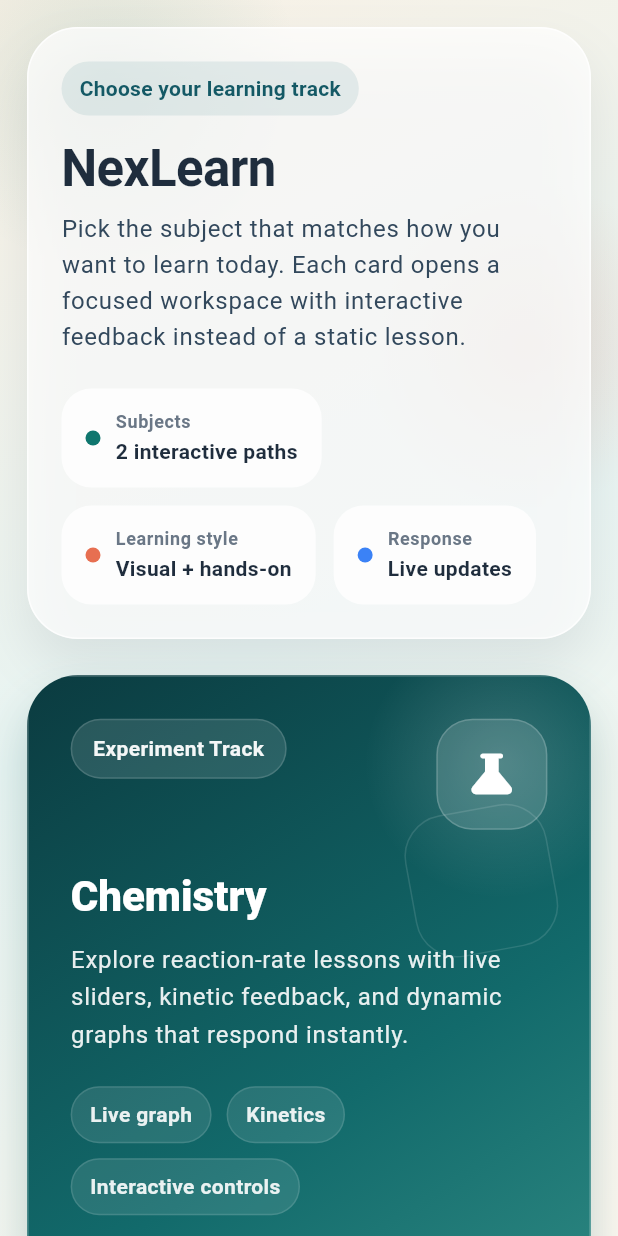
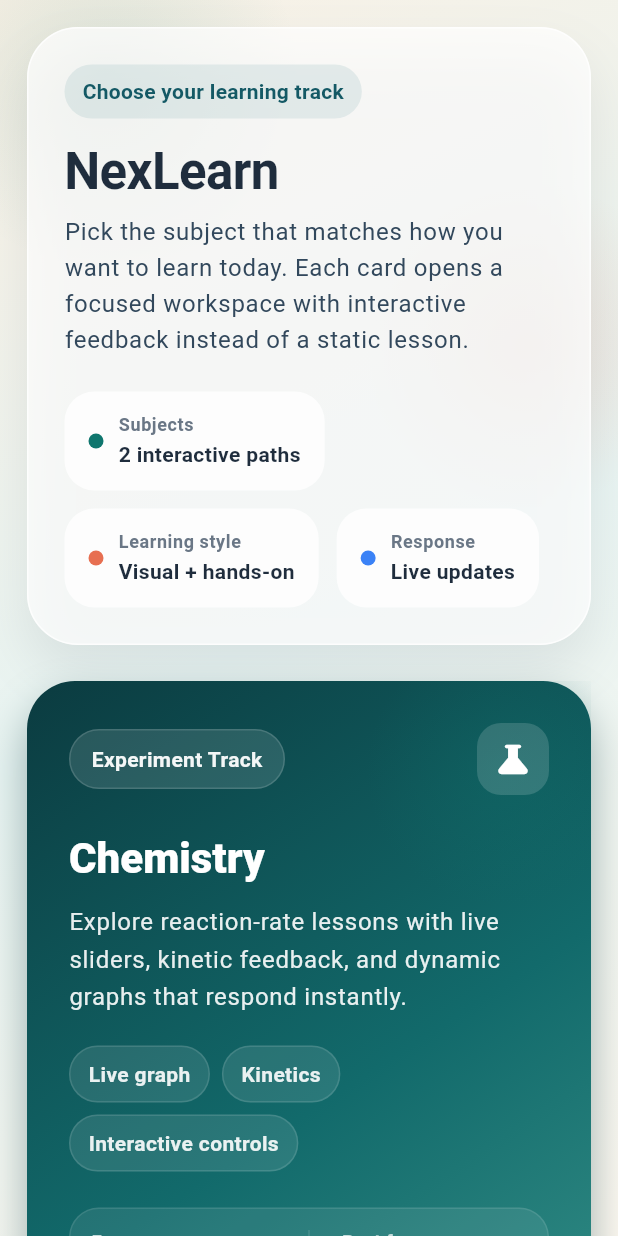
Before and after one commit to chay2126/NexLearn, a Flutter app: the screen it shows after launch, on a phone screen of 412 x 824 dp. Run offline on Flutter 3.47's test engine with Material 3 defaults, Android fonts, the light colour scheme and no system bars; our stand-ins replace fl_chart; Roboto replaces fonts that are missing (Georgia).

Commit message:
Added a chat bot as a new feature and fixed few layout issues

```diff
--- a/frontend/lib/screens/home_screen.dart
+++ b/frontend/lib/screens/home_screen.dart
@@ -76,8 +76,9 @@ class HomeScreen extends StatelessWidget {
             SafeArea(
               child: LayoutBuilder(
                 builder: (context, constraints) {
-                  final isWide = constraints.maxWidth >= 920;
-                  final spacing = isWide ? 24.0 : 0.0;
+                  // ── lowered breakpoint so cards go side-by-side sooner ──
+                  final isWide = constraints.maxWidth >= 600;
+                  final spacing = isWide ? 20.0 : 0.0;
                   final cardWidth = isWide
                       ? (constraints.maxWidth - spacing) / 2
                       : constraints.maxWidth;
@@ -95,13 +96,14 @@ class HomeScreen extends StatelessWidget {
                             constraints.maxHeight - (verticalPadding * 2),
                       ),
                       child: Column(
-                        crossAxisAlignment: CrossAxisAlignment.start,
+                        // ── stretch so header fills full width ──
+                        crossAxisAlignment: CrossAxisAlignment.stretch,
                         children: [
                           const _HomeHeader(),
                           const SizedBox(height: 24),
                           Wrap(
                             spacing: spacing,
-                            runSpacing: 18,
+                            runSpacing: 20,
                             children: subjects
                                 .map(
                                   (subject) => SizedBox(
@@ -155,7 +157,8 @@ class _HomeHeader extends StatelessWidget {
     final theme = Theme.of(context);
 
     return Container(
-      padding: EdgeInsets.all(isWide ? 30 : 22),
+      width: double.infinity, // ── always stretch full width ──
+      padding: EdgeInsets.all(isWide ? 36 : 24),
       decoration: BoxDecoration(
         color: Colors.white.withValues(alpha: 0.72),
         borderRadius: BorderRadius.circular(34),
@@ -195,14 +198,11 @@ class _HomeHeader extends StatelessWidget {
             ),
           ),
           const SizedBox(height: 12),
-          ConstrainedBox(
-            constraints: const BoxConstraints(maxWidth: 760),
-            child: Text(
+          Text(
             'Pick the subject that matches how you want to learn today. Each card opens a focused workspace with interactive feedback instead of a static lesson.',
             style: theme.textTheme.bodyLarge?.copyWith(
               color: const Color(0xFF32485C),
               fontSize: isWide ? 18 : 16,
-              ),
             ),
           ),
           const SizedBox(height: 22),
@@ -266,139 +266,80 @@ class _SubjectCardState extends State<_SubjectCard> {
         duration: const Duration(milliseconds: 220),
         curve: Curves.easeOutCubic,
         scale: _isHovered ? 1.015 : 1,
-        child: AnimatedContainer(
-          duration: const Duration(milliseconds: 220),
-          curve: Curves.easeOutCubic,
-          constraints: const BoxConstraints(minHeight: 380),
+        child: GestureDetector(
+          onTap: widget.onTap,
+          child: Container(
             decoration: BoxDecoration(
-            borderRadius: BorderRadius.circular(34),
-            boxShadow: [
-              BoxShadow(
-                color: spec.accent.withValues(alpha: _isHovered ? 0.28 : 0.18),
-                blurRadius: _isHovered ? 40 : 28,
-                offset: Offset(0, _isHovered ? 24 : 18),
-              ),
-              const BoxShadow(
-                color: Color(0x120F172A),
-                blurRadius: 24,
-                offset: Offset(0, 16),
-              ),
-            ],
-          ),
-          child: ClipRRect(
-            borderRadius: BorderRadius.circular(34),
-            child: Material(
-              color: Colors.transparent,
-              child: Ink(
-                decoration: BoxDecoration(
+              borderRadius: BorderRadius.circular(32),
               gradient: LinearGradient(
                 colors: spec.gradientColors,
                 begin: Alignment.topLeft,
                 end: Alignment.bottomRight,
               ),
-                  border: Border.all(
-                    color: Colors.white.withValues(
-                      alpha: _isHovered ? 0.44 : 0.24,
+              boxShadow: [
+                BoxShadow(
+                  color: spec.gradientColors.first.withValues(alpha: 0.38),
+                  blurRadius: _isHovered ? 36 : 24,
+                  offset: const Offset(0, 14),
                 ),
-                    width: 1.1,
+              ],
             ),
-                ),
-                child: InkWell(
-                  onTap: widget.onTap,
-                  borderRadius: BorderRadius.circular(34),
-                  splashColor: Colors.white.withValues(alpha: 0.08),
-                  highlightColor: Colors.white.withValues(alpha: 0.05),
             child: Stack(
               children: [
                 Positioned(
-                        top: -32,
+                  top: -30,
                   right: -30,
                   child: _CardGlow(
                     size: 180,
-                          color: Colors.white.withValues(alpha: 0.16),
-                        ),
-                      ),
-                      Positioned(
-                        bottom: -46,
-                        left: -24,
-                        child: _CardGlow(
-                          size: 150,
                     color: spec.accent.withValues(alpha: 0.25),
-                        ),
-                      ),
-                      Positioned(
-                        top: 88,
-                        right: 24,
-                        child: Transform.rotate(
-                          angle: -0.18,
-                          child: Container(
-                            width: 96,
-                            height: 96,
-                            decoration: BoxDecoration(
-                              borderRadius: BorderRadius.circular(28),
-                              border: Border.all(
-                                color: Colors.white.withValues(alpha: 0.12),
-                              ),
-                            ),
-                          ),
                   ),
                 ),
                 Padding(
                   padding: const EdgeInsets.all(28),
                   child: Column(
-                          mainAxisSize: MainAxisSize.min,
                     crossAxisAlignment: CrossAxisAlignment.start,
                     children: [
                       Row(
-                              crossAxisAlignment: CrossAxisAlignment.start,
                         children: [
                           _CardEyebrow(label: spec.eyebrow),
                           const Spacer(),
                           Container(
-                                  width: 74,
-                                  height: 74,
+                            width: 48,
+                            height: 48,
                             decoration: BoxDecoration(
-                                    color: Colors.white.withValues(alpha: 0.14),
-                                    borderRadius: BorderRadius.circular(24),
-                                    border: Border.all(
-                                      color: Colors.white.withValues(
-                                        alpha: 0.18,
-                                      ),
-                                    ),
+                              color: Colors.white.withValues(alpha: 0.15),
+                              borderRadius: BorderRadius.circular(16),
                             ),
                             child: Icon(
                               spec.icon,
-                                    size: 36,
                               color: Colors.white,
+                              size: 26,
                             ),
                           ),
                         ],
                       ),
-                            const SizedBox(height: 26),
+                      const SizedBox(height: 24),
                       Text(spec.title, style: titleStyle),
                       const SizedBox(height: 12),
                       Text(spec.subtitle, style: subtitleStyle),
-                            const SizedBox(height: 22),
+                      const SizedBox(height: 20),
                       Wrap(
-                              spacing: 10,
-                              runSpacing: 10,
+                        spacing: 8,
+                        runSpacing: 8,
                         children: spec.highlights
-                                  .map(
-                                    (highlight) =>
-                                        _HighlightChip(label: highlight),
-                                  )
+                            .map((h) => _HighlightChip(label: h))
                             .toList(),
                       ),
-                            const SizedBox(height: 28),
+                      const SizedBox(height: 24),
                       Container(
-                              padding: const EdgeInsets.all(18),
                         decoration: BoxDecoration(
+                          color: Colors.white.withValues(alpha: 0.08),
+                          borderRadius: BorderRadius.circular(20),
+                          border: Border.all(
                             color: Colors.white.withValues(alpha: 0.1),
-                                borderRadius: BorderRadius.circular(24),
-                                border: Border.all(
-                                  color: Colors.white.withValues(alpha: 0.12),
                           ),
                         ),
+                        child: IntrinsicHeight(
                           child: Row(
                             children: [
                               Expanded(
@@ -407,10 +348,11 @@ class _SubjectCardState extends State<_SubjectCard> {
                                   value: spec.detailValue,
                                 ),
                               ),
-                                  Container(
-                                    width: 1,
-                                    height: 42,
-                                    color: Colors.white.withValues(alpha: 0.16),
+                              VerticalDivider(
+                                color: Colors.white.withValues(alpha: 0.12),
+                                thickness: 1,
+                                indent: 14,
+                                endIndent: 14,
                               ),
                               Expanded(
                                 child: _CardMetric(
@@ -421,34 +363,37 @@ class _SubjectCardState extends State<_SubjectCard> {
                             ],
                           ),
                         ),
-                            const SizedBox(height: 18),
-                            FilledButton.icon(
+                      ),
+                      const SizedBox(height: 24),
+                      OutlinedButton.icon(
                         onPressed: widget.onTap,
-                              style: FilledButton.styleFrom(
-                                backgroundColor: Colors.white,
-                                foregroundColor: spec.accent,
+                        icon: const Icon(
+                          Icons.arrow_forward_rounded,
+                          size: 18,
+                        ),
+                        label: Text(spec.buttonLabel),
+                        style: OutlinedButton.styleFrom(
+                          foregroundColor: Colors.white,
+                          side: BorderSide(
+                            color: Colors.white.withValues(alpha: 0.6),
+                          ),
                           padding: const EdgeInsets.symmetric(
-                                  horizontal: 20,
-                                  vertical: 16,
+                            horizontal: 22,
+                            vertical: 14,
+                          ),
+                          shape: RoundedRectangleBorder(
+                            borderRadius: BorderRadius.circular(999),
                           ),
                           textStyle: const TextStyle(
+                            fontWeight: FontWeight.w700,
                             fontSize: 15,
-                                  fontWeight: FontWeight.w700,
-                                ),
-                                shape: RoundedRectangleBorder(
-                                  borderRadius: BorderRadius.circular(18),
                           ),
                         ),
-                              icon: const Icon(Icons.arrow_forward_rounded),
-                              label: Text(spec.buttonLabel),
                       ),
                     ],
                   ),
                 ),
               ],
-                  ),
-                ),
-              ),
             ),
           ),
         ),
@@ -612,7 +557,7 @@ class _CardMetric extends StatelessWidget {
   @override
   Widget build(BuildContext context) {
     return Padding(
-      padding: const EdgeInsets.symmetric(horizontal: 14),
+      padding: const EdgeInsets.all(14),
       child: Column(
         crossAxisAlignment: CrossAxisAlignment.start,
         children: [
--- a/frontend/lib/screens/subject_screen.dart
+++ b/frontend/lib/screens/subject_screen.dart
@@ -296,6 +296,7 @@ class _SubjectScreenState extends State<SubjectScreen> {
                         onTopicSelected: _selectTopic,
                         onChemistryChanged: _handleChemistryValueChanged,
                         onEnglishChanged: _handleEnglishChanged,
+                        apiService: _apiService,
                       );
                       final visualizationPanel = VisualizationPanel(
                         selectedTopic: _selectedTopic,
--- a/frontend/lib/services/api_service.dart
+++ b/frontend/lib/services/api_service.dart
@@ -129,6 +129,24 @@ class ApiService {
       );
     }
   }
+  Future<ChatResponse> sendChatMessage({
+  required int topicId,
+  required String message,
+  required List<ChatMessage> history,
+}) async {
+  final payload = await _request(
+    () => _client.post(
+      Uri.parse('$_baseUrl/chat/message'),
+      headers: {'Content-Type': 'application/json'},
+      body: jsonEncode({
+        'topic_id': topicId,
+        'message': message,
+        'history': history.map((m) => m.toJson()).toList(),
+      }),
+    ),
+  );
+  return ChatResponse.fromJson(payload as Map<String, dynamic>);
+}
 }
 
 class ApiException implements Exception {
@@ -320,3 +338,28 @@ class TextSegment {
     );
   }
 }
+class ChatMessage {
+  const ChatMessage({required this.role, required this.content});
+
+  final String role;
+  final String content;
+
+  Map<String, dynamic> toJson() => {
+    'role': role,
+    'content': content,
+  };
+}
+
+class ChatResponse {
+  const ChatResponse({required this.reply, required this.cacheHit});
+
+  final String reply;
+  final bool cacheHit;
+
+  factory ChatResponse.fromJson(Map<String, dynamic> json) {
+    return ChatResponse(
+      reply: json['reply'] as String,
+      cacheHit: json['cache_hit'] as bool,
+    );
+  }
+}
```
Also changed, not shown: frontend/lib/widgets/chat_widget.dart (added, +314 -0 lines), frontend/lib/widgets/input_panel.dart (+14 -0 lines), 5 other files. Lines whose indentation alone changed are shown as unchanged.
